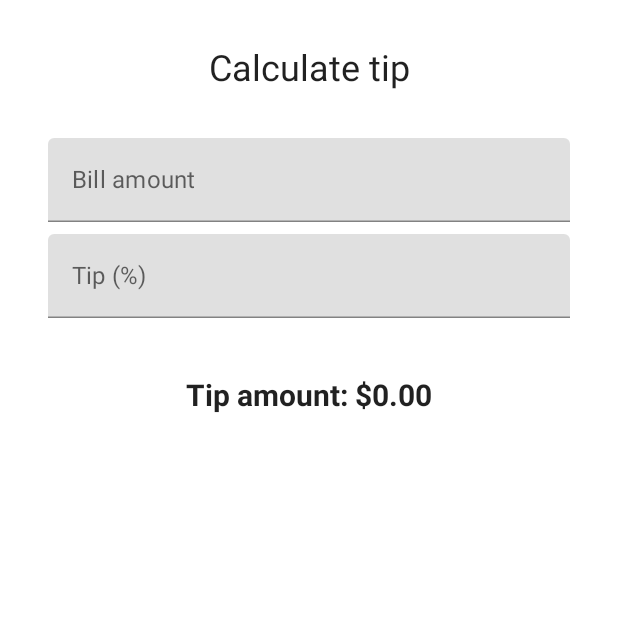
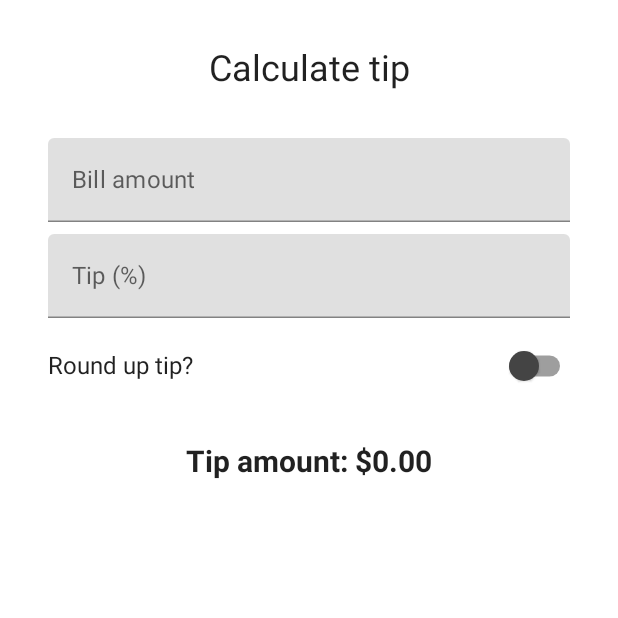
Before and after one commit to annedawson/TipTime, an Android app built with Jetpack Compose: the screen it shows after launch (MainActivity), on a phone screen of 412 x 824 dp, the top half of it. Run offline under Robolectric (Android 15) with nearby library versions, the phone set to English and light mode, and no system bars.

Commit message:
Unit 7: Add a switch 17/1/23

```diff
--- a/app/src/main/java/net/annedawson/tiptime/MainActivity.kt
+++ b/app/src/main/java/net/annedawson/tiptime/MainActivity.kt
@@ -1,13 +1,13 @@
 package net.annedawson.tiptime
 
 /*
-Date: Tuesday 17th January 2023, 11:20 PT
+Date: Tuesday 17th January 2023, 13:37 PT
 Programmer: Anne Dawson
 App: Tip Time
 File: MainActivity.kt
 Purpose: Introduction to state in Compose
 From: https://developer.android.com/codelabs/basic-android-kotlin-compose-using-state?continue=https%3A%2F%2Fdeveloper.android.com%2Fcourses%2Fpathways%2Fandroid-basics-compose-unit-2-pathway-3%23codelab-https%3A%2F%2Fdeveloper.android.com%2Fcodelabs%2Fbasic-android-kotlin-compose-using-state#0
-Status: Completed to end of Section 6: Set keyboard actions
+Status: Completed to end of Unit 7 : Add a switch (last section of the codelab)
 */
 
 import android.os.Bundle
@@ -17,14 +17,12 @@ import androidx.annotation.StringRes
 import androidx.compose.foundation.layout.*
 import androidx.compose.foundation.text.KeyboardActions
 import androidx.compose.foundation.text.KeyboardOptions
-import androidx.compose.material.MaterialTheme
-import androidx.compose.material.Surface
-import androidx.compose.material.Text
-import androidx.compose.material.TextField
+import androidx.compose.material.*
 import androidx.compose.runtime.*
 import androidx.compose.ui.Alignment
 import androidx.compose.ui.Modifier
 import androidx.compose.ui.focus.FocusDirection
+import androidx.compose.ui.graphics.Color
 import androidx.compose.ui.platform.LocalFocusManager
 import androidx.compose.ui.res.stringResource
 import androidx.compose.ui.text.font.FontWeight
@@ -73,9 +71,12 @@ fun TipTimeScreen() {
     // ?: is the Elvis operator
     // The Elvis operator permits the assignment of what's on the left, but if it's null, assign what's on the right
 
-    val tip = calculateTip(amount, tipPercent)
+
 
     val focusManager = LocalFocusManager.current  // Unit 6: Set keyboard actions
+
+    var roundUp by remember { mutableStateOf(false) }
+    val tip = calculateTip(amount, tipPercent, roundUp)
 
     Column(modifier = Modifier.padding(32.dp),verticalArrangement = Arrangement.spacedBy(8.dp)) {
         Text(
@@ -117,7 +118,8 @@ fun TipTimeScreen() {
             value = tipInput,
             onValueChange = { tipInput = it }
         )
-        Spacer(modifier = Modifier.height(24.dp))
+        RoundTheTipRow(roundUp = roundUp, onRoundUpChanged = { roundUp = it })
+        Spacer(modifier = Modifier.height(12.dp))
         Text(
             text = stringResource(R.string.tip_amount, tip), // the string tip is substituted for %s in tip_amount
             // The above is an example of string formatting.
@@ -159,13 +161,39 @@ fun EditNumberField(
     )
 }
 
-
+@Composable
+fun RoundTheTipRow(
+    roundUp: Boolean,
+    onRoundUpChanged:   (Boolean) -> Unit,
+    modifier: Modifier = Modifier) {
+    Row(
+        modifier = Modifier
+            .fillMaxWidth()
+            .size(48.dp),
+        verticalAlignment = Alignment.CenterVertically
+    ) {
+        Text(text = stringResource(R.string.round_up_tip))
+        Switch(  // import androidx.compose.material.Switch
+            checked = roundUp,
+            onCheckedChange = onRoundUpChanged,
+            modifier = modifier
+                .fillMaxWidth()
+                .wrapContentWidth(Alignment.End),
+            colors = SwitchDefaults.colors(
+                uncheckedThumbColor = Color.DarkGray
+            )
+        )
+    }
+}
 
 private fun calculateTip(
     amount: Double,
-    tipPercent: Double = 15.0
+    tipPercent: Double = 15.0,
+    roundUp: Boolean
 ): String {
-    val tip = tipPercent / 100 * amount
+    var tip = tipPercent / 100 * amount
+    if (roundUp)
+        tip = kotlin.math.ceil(tip)
     return NumberFormat.getCurrencyInstance().format(tip) // convert the number to a currency formatted string
 }
 
```
